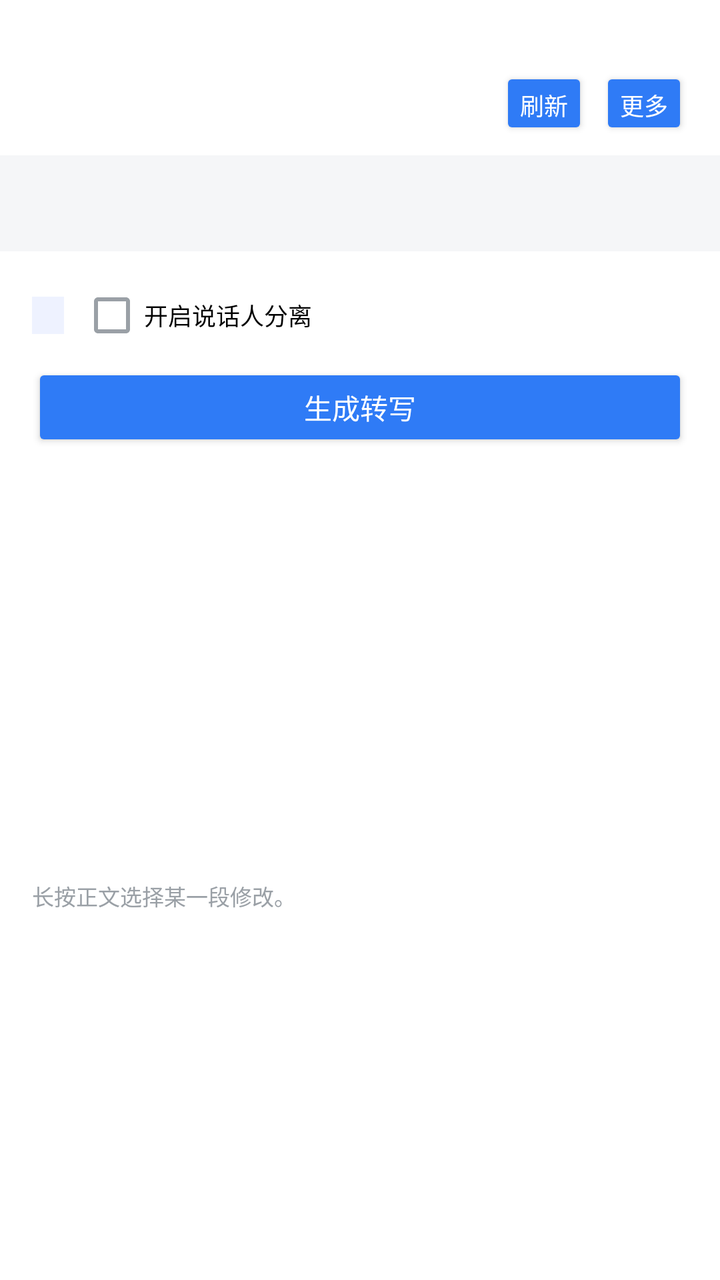
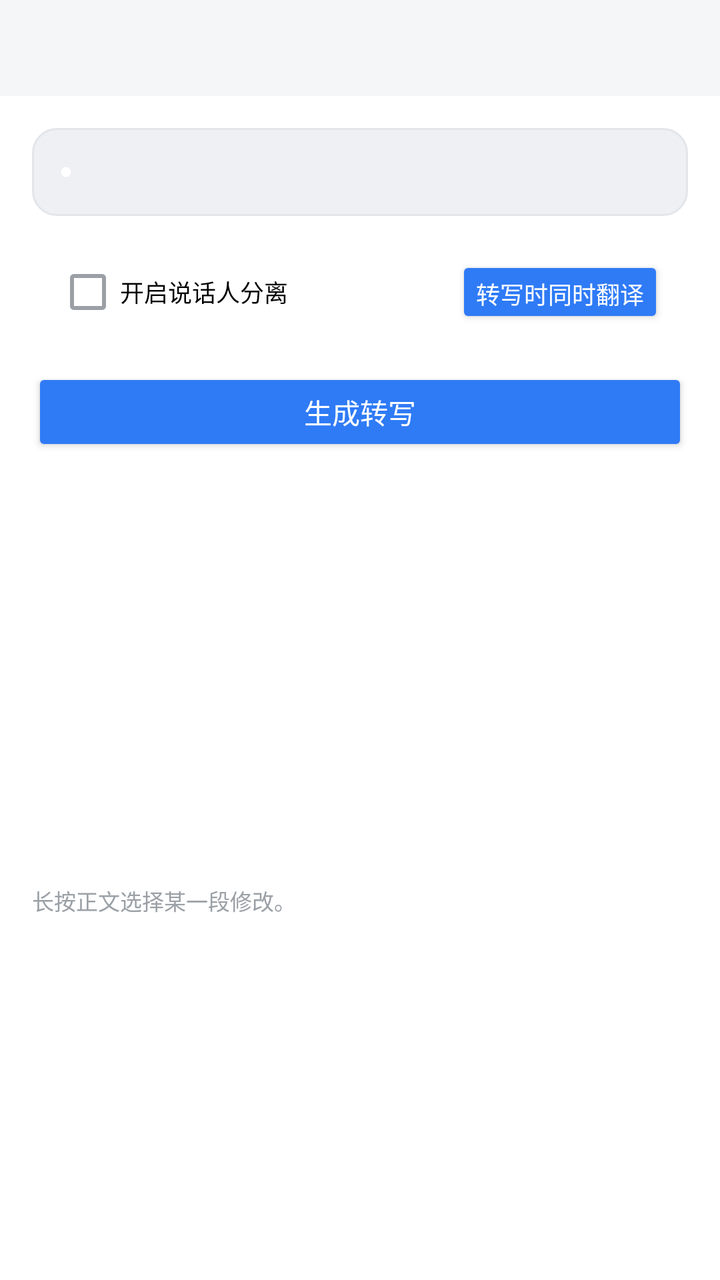

Before-and-after screenshots of an Android layout around one commit, followed by the original layout XML and the change that was made.
<!-- AndroidManifest.xml: another module's application theme Base_BizBundle_Theme -->
<!-- res/layout/activity_native_record_detail.xml -->
<?xml version="1.0" encoding="utf-8"?>
<LinearLayout xmlns:android="http://schemas.android.com/apk/res/android"
    xmlns:app="http://schemas.android.com/apk/res-auto"
    android:layout_width="match_parent"
    android:layout_height="match_parent"
    android:orientation="vertical">

    
    <LinearLayout
        android:layout_width="match_parent"
        android:layout_height="wrap_content"
        android:orientation="vertical"
        android:paddingStart="16dp"
        android:paddingTop="8dp"
        android:paddingEnd="16dp"
        android:paddingBottom="8dp">

        <TextView
            android:id="@+id/native_detail_name"
            android:layout_width="match_parent"
            android:layout_height="wrap_content"
            android:ellipsize="end"
            android:maxLines="1"
            android:textColor="@color/ai_voice_text_primary"
            android:textSize="16sp"
            android:textStyle="bold" />

        <LinearLayout
            android:layout_width="match_parent"
            android:layout_height="wrap_content"
            android:layout_marginTop="4dp"
            android:gravity="center_vertical"
            android:orientation="horizontal">

            <TextView
                android:id="@+id/native_detail_meta"
                android:layout_width="0dp"
                android:layout_height="wrap_content"
                android:layout_weight="1"
                android:textColor="@color/ai_voice_text_secondary"
                android:textSize="12sp" />

            <Button
                android:id="@+id/native_detail_btn_refresh"
                style="@style/NativeInlineButton"
                android:layout_width="wrap_content"
                android:text="@string/native_detail_refresh" />

            <Button
                android:id="@+id/native_detail_btn_more"
                style="@style/NativeInlineButton"
                android:layout_width="wrap_content"
                android:layout_marginStart="6dp"
                android:text="@string/native_detail_more" />
        </LinearLayout>

        
        <TextView
            android:id="@+id/native_detail_upload"
            style="@style/NativeInfoBlock"
            android:text="@string/native_detail_upload_idle"
            android:visibility="gone" />
    </LinearLayout>

    
    <com.google.android.material.tabs.TabLayout
        android:id="@+id/native_detail_tabs"
        android:layout_width="match_parent"
        android:layout_height="wrap_content"
        android:background="@color/ai_voice_background"
        app:tabGravity="fill"
        app:tabIndicatorColor="@color/ai_voice_tab_selected"
        app:tabMode="fixed"
        app:tabSelectedTextColor="@color/ai_voice_tab_selected"
        app:tabTextColor="@color/ai_voice_text_secondary" />

    
    <FrameLayout
        android:layout_width="match_parent"
        android:layout_height="0dp"
        android:layout_weight="1">

        
        <ScrollView
            android:id="@+id/native_detail_tab_transfer"
            android:layout_width="match_parent"
            android:layout_height="match_parent"
            android:padding="16dp">

            <LinearLayout
                android:layout_width="match_parent"
                android:layout_height="wrap_content"
                android:orientation="vertical">

                
                <LinearLayout
                    android:layout_width="match_parent"
                    android:layout_height="wrap_content"
                    android:gravity="center_vertical"
                    android:orientation="horizontal">

                    <TextView
                        android:id="@+id/native_detail_transfer_badge"
                        android:layout_width="wrap_content"
                        android:layout_height="wrap_content"
                        android:background="@color/ai_voice_tag_bg"
                        android:paddingStart="8dp"
                        android:paddingTop="2dp"
                        android:paddingEnd="8dp"
                        android:paddingBottom="2dp"
                        android:textColor="@color/ai_voice_tab_selected"
                        android:textSize="11sp" />

                    
                    <CheckBox
                        android:id="@+id/native_detail_enable_speaker"
                        android:layout_width="0dp"
                        android:layout_height="wrap_content"
                        android:layout_marginStart="8dp"
                        android:layout_weight="1"
                        android:text="@string/native_detail_enable_speaker"
                        android:textSize="12sp" />
                </LinearLayout>

                
                <com.google.android.material.chip.ChipGroup
                    android:id="@+id/native_detail_tags"
                    android:layout_width="match_parent"
                    android:layout_height="wrap_content"
                    android:layout_marginTop="8dp"
                    android:visibility="gone"
                    app:chipSpacingHorizontal="6dp"
                    app:chipSpacingVertical="4dp" />

                <LinearLayout
                    android:layout_width="match_parent"
                    android:layout_height="wrap_content"
                    android:layout_marginTop="8dp"
                    android:orientation="horizontal">

                    <Button
                        android:id="@+id/native_detail_btn_transfer"
                        style="@style/NativeActionButton"
                        android:layout_width="0dp"
                        android:layout_marginTop="0dp"
                        android:layout_weight="1"
                        android:text="@string/native_detail_gen_transfer" />
                </LinearLayout>

                
                <TextView
                    android:id="@+id/native_detail_transfer_text"
                    style="@style/NativeInfoBlock"
                    android:gravity="top"
                    android:minHeight="200dp"
                    android:textIsSelectable="true" />

                <TextView
                    android:layout_width="match_parent"
                    android:layout_height="wrap_content"
                    android:layout_marginTop="6dp"
                    android:text="@string/native_detail_transfer_edit_hint"
                    android:textColor="@color/ai_voice_text_secondary"
                    android:textSize="11sp" />
            </LinearLayout>
        </ScrollView>

        
        <ScrollView
            android:id="@+id/native_detail_tab_summary"
            android:layout_width="match_parent"
            android:layout_height="match_parent"
            android:padding="16dp"
            android:visibility="gone">

            <LinearLayout
                android:layout_width="match_parent"
                android:layout_height="wrap_content"
                android:orientation="vertical">

                <TextView
                    android:id="@+id/native_detail_summary_badge"
                    android:layout_width="wrap_content"
                    android:layout_height="wrap_content"
                    android:background="@color/ai_voice_tag_bg"
                    android:paddingStart="8dp"
                    android:paddingTop="2dp"
                    android:paddingEnd="8dp"
                    android:paddingBottom="2dp"
                    android:textColor="@color/ai_voice_tab_selected"
                    android:textSize="11sp" />

                
                <LinearLayout
                    android:layout_width="match_parent"
                    android:layout_height="wrap_content"
                    android:layout_marginTop="8dp"
                    android:orientation="horizontal">

                    <EditText
                        android:id="@+id/native_detail_template"
                        android:layout_width="0dp"
                        android:layout_height="wrap_content"
                        android:layout_weight="1"
                        android:background="@color/ai_voice_action_bg"
                        android:hint="@string/native_detail_hint_template"
                        android:importantForAutofill="no"
                        android:inputType="text"
                        android:padding="10dp"
                        android:textSize="12sp" />

                    <EditText
                        android:id="@+id/native_detail_summary_lang"
                        android:layout_width="0dp"
                        android:layout_height="wrap_content"
                        android:layout_marginStart="8dp"
                        android:layout_weight="1"
                        android:background="@color/ai_voice_action_bg"
                        android:hint="@string/native_detail_hint_summary_lang"
                        android:importantForAutofill="no"
                        android:inputType="text"
                        android:padding="10dp"
                        android:textSize="12sp" />
                </LinearLayout>

                <LinearLayout
                    android:layout_width="match_parent"
                    android:layout_height="wrap_content"
                    android:layout_marginTop="8dp"
                    android:orientation="horizontal">

                    <Button
                        android:id="@+id/native_detail_btn_summary"
                        style="@style/NativeActionButton"
                        android:layout_width="0dp"
                        android:layout_marginTop="0dp"
                        android:layout_weight="1"
                        android:text="@string/native_detail_gen_summary" />

                    <Button
                        android:id="@+id/native_detail_btn_save_summary"
                        style="@style/NativeActionButton"
                        android:layout_width="0dp"
                        android:layout_marginStart="8dp"
                        android:layout_marginTop="0dp"
                        android:layout_weight="1"
                        android:text="@string/native_detail_save" />
                </LinearLayout>

                
                <EditText
                    android:id="@+id/native_detail_summary_text"
                    style="@style/NativeInfoBlock"
                    android:gravity="top"
                    android:importantForAutofill="no"
                    android:inputType="textMultiLine"
                    android:minHeight="200dp" />
            </LinearLayout>
        </ScrollView>

        
        <ScrollView
            android:id="@+id/native_detail_tab_mindmap"
            android:layout_width="match_parent"
            android:layout_height="match_parent"
            android:padding="16dp"
            android:visibility="gone">

            <LinearLayout
                android:layout_width="match_parent"
                android:layout_height="wrap_content"
                android:orientation="vertical">

                <TextView
                    android:layout_width="match_parent"
                    android:layout_height="wrap_content"
                    android:background="@color/ai_voice_tag_bg"
                    android:padding="12dp"
                    android:text="@string/native_detail_mindmap_hint"
                    android:textColor="@color/ai_voice_text_secondary"
                    android:textSize="12sp" />

                <TextView
                    android:id="@+id/native_detail_mindmap_json"
                    style="@style/NativeInfoBlock"
                    android:textIsSelectable="true" />
            </LinearLayout>
        </ScrollView>
    </FrameLayout>
</LinearLayout>
<!-- resources referenced by this layout -->
<resources>
  <color name="ai_voice_action_bg">#FFFFFF</color>
  <color name="ai_voice_background">#F5F6F8</color>
  <color name="ai_voice_tab_selected">#2F7BF6</color>
  <color name="ai_voice_tag_bg">#EEF2FF</color>
  <color name="ai_voice_text_primary">#1E1E1E</color>
  <color name="ai_voice_text_secondary">#9AA0A6</color>
  <string name="native_detail_enable_speaker">开启说话人分离</string>
  <string name="native_detail_gen_summary">生成总结</string>
  <string name="native_detail_gen_transfer">生成转写</string>
  <string name="native_detail_hint_summary_lang">总结语言</string>
  <string name="native_detail_hint_template">总结模板</string>
  <string name="native_detail_mindmap_hint">展示总结 JSON 中的结构化数据，Demo 不渲染图形。</string>
  <string name="native_detail_more">更多</string>
  <string name="native_detail_refresh">刷新</string>
  <string name="native_detail_save">保存</string>
  <string name="native_detail_transfer_edit_hint">长按正文选择某一段修改。</string>
  <string name="native_detail_upload_idle">音频上传：未开始</string>
  <style name="NativeActionButton">
          <item name="android:layout_width">match_parent</item>
          <item name="android:layout_height">wrap_content</item>
          <item name="android:layout_marginTop">8dp</item>
          <item name="android:minHeight">44dp</item>
          <item name="android:textAllCaps">false</item>
          <item name="android:textSize">14sp</item>
          <item name="android:backgroundTint">@color/native_button_bg</item>
          <item name="android:textColor">@color/native_button_text</item>
      </style>
  <color name="status_font_color">@color/thing_theme_color_b2_n5</color>
  <color name="status_bg_color">@color/thing_theme_color_b2</color>
  <color name="navbar_font_color">@color/thing_theme_color_b2_n5</color>
  <color name="navbar_bg_color">#303030</color>
  <color name="app_bg_color">@color/thing_theme_color_b1</color>
  <color name="list_primary_color">@color/thing_theme_color_b6_n1</color>
  <color name="list_sub_color">@color/thing_theme_color_b6_n2</color>
  <color name="list_secondary_color">@color/thing_theme_color_b6_2_n1</color>
  <color name="list_line_color">@color/thing_theme_color_b6_n7</color>
  <color name="list_bg_color">@color/thing_theme_color_b6</color>
  <color name="primary_button_font_color">@color/thing_theme_color_m1_n1</color>
  <color name="primary_button_bg_color">@color/thing_theme_color_m1</color>
  <color name="secondary_button_font_color">@color/thing_theme_color_m1</color>
  <color name="secondary_button_bg_color">#FFFFFF</color>
  <color name="notice_font_color">#FF5A28</color>
  <color name="notice_bg_color">#FFF8D8</color>
  <string name="app_name">share</string>
  <color name="colorPrimary">#6200EE</color>
  <color name="colorPrimaryDark">#3700B3</color>
  <color name="colorAccent">#03DAC5</color>
  <color name="white">#FFFFFFFF</color>
  <color name="primary_button_select_color">@color/thing_theme_color_m1_2</color>
  <!-- unchanged entries left out for length: 5 -->
</resources>

<!-- the commit's change to res/layout/activity_native_record_detail.xml (unified diff, before → after) -->
@@ -5,62 +5,28 @@
     android:layout_height="match_parent"
     android:orientation="vertical">
 
-    
-    <LinearLayout
+
+    
+    <com.google.android.material.chip.ChipGroup
+        android:id="@+id/native_detail_tags"
         android:layout_width="match_parent"
         android:layout_height="wrap_content"
-        android:orientation="vertical"
-        android:paddingStart="16dp"
-        android:paddingTop="8dp"
-        android:paddingEnd="16dp"
-        android:paddingBottom="8dp">
-
-        <TextView
-            android:id="@+id/native_detail_name"
-            android:layout_width="match_parent"
-            android:layout_height="wrap_content"
-            android:ellipsize="end"
-            android:maxLines="1"
-            android:textColor="@color/ai_voice_text_primary"
-            android:textSize="16sp"
-            android:textStyle="bold" />
-
-        <LinearLayout
-            android:layout_width="match_parent"
-            android:layout_height="wrap_content"
-            android:layout_marginTop="4dp"
-            android:gravity="center_vertical"
-            android:orientation="horizontal">
-
-            <TextView
-                android:id="@+id/native_detail_meta"
-                android:layout_width="0dp"
-                android:layout_height="wrap_content"
-                android:layout_weight="1"
-                android:textColor="@color/ai_voice_text_secondary"
-                android:textSize="12sp" />
-
-            <Button
-                android:id="@+id/native_detail_btn_refresh"
-                style="@style/NativeInlineButton"
-                android:layout_width="wrap_content"
-                android:text="@string/native_detail_refresh" />
-
-            <Button
-                android:id="@+id/native_detail_btn_more"
-                style="@style/NativeInlineButton"
-                android:layout_width="wrap_content"
-                android:layout_marginStart="6dp"
-                android:text="@string/native_detail_more" />
-        </LinearLayout>
-
-        
-        <TextView
-            android:id="@+id/native_detail_upload"
-            style="@style/NativeInfoBlock"
-            android:text="@string/native_detail_upload_idle"
-            android:visibility="gone" />
-    </LinearLayout>
+        android:layout_marginTop="8dp"
+        android:layout_marginHorizontal="12dp"
+        android:visibility="gone"
+        app:chipSpacingHorizontal="6dp"
+        app:chipSpacingVertical="4dp" />
+
+    
+    <TextView
+        android:id="@+id/native_detail_upload"
+        android:layout_width="match_parent"
+        android:layout_height="wrap_content"
+        android:layout_marginTop="8dp"
+        android:layout_marginHorizontal="12dp"
+        android:textColor="@color/ai_voice_tab_selected"
+        android:textSize="12sp"
+        android:visibility="gone" />
 
     
     <com.google.android.material.tabs.TabLayout
@@ -94,43 +60,67 @@
 
                 
                 <LinearLayout
-                    android:layout_width="match_parent"
-                    android:layout_height="wrap_content"
-                    android:gravity="center_vertical"
-                    android:orientation="horizontal">
+                    android:id="@+id/native_detail_transfer_badge"
+                    android:layout_width="match_parent"
+                    android:layout_height="wrap_content"
+                    android:background="@drawable/bg_native_status_gray"
+                    android:gravity="center_vertical"
+                    android:minHeight="44dp"
+                    android:paddingStart="12dp"
+                    android:paddingEnd="12dp"
+                    android:orientation="horizontal">
+
+                    <ImageView
+                        android:id="@+id/native_detail_transfer_dot"
+                        android:layout_width="wrap_content"
+                        android:layout_height="wrap_content"
+                        android:background="@drawable/ic_native_status_dot"
+                        android:importantForAccessibility="no" />
 
                     <TextView
-                        android:id="@+id/native_detail_transfer_badge"
-                        android:layout_width="wrap_content"
-                        android:layout_height="wrap_content"
-                        android:background="@color/ai_voice_tag_bg"
-                        android:paddingStart="8dp"
-                        android:paddingTop="2dp"
-                        android:paddingEnd="8dp"
-                        android:paddingBottom="2dp"
-                        android:textColor="@color/ai_voice_tab_selected"
-                        android:textSize="11sp" />
-
-                    
+                        android:id="@+id/native_detail_transfer_status"
+                        android:layout_width="0dp"
+                        android:layout_height="wrap_content"
+                        android:layout_marginStart="8dp"
+                        android:layout_weight="1"
+                        android:textColor="@color/ai_voice_text_secondary"
+                        android:textSize="14sp"
+                        android:textStyle="bold" />
+
+                    <ImageView
+                        android:id="@+id/native_detail_transfer_icon"
+                        android:layout_width="18dp"
+                        android:layout_height="18dp"
+                        android:importantForAccessibility="no"
+                        android:visibility="gone" />
+
+                </LinearLayout>
+
+                <LinearLayout
+                    android:layout_width="match_parent"
+                    android:layout_height="wrap_content"
+                    android:layout_marginTop="8dp"
+                    android:background="@drawable/bg_native_detail_card"
+                    android:gravity="center_vertical"
+                    android:orientation="horizontal"
+                    android:padding="12dp">
+
                     <CheckBox
                         android:id="@+id/native_detail_enable_speaker"
                         android:layout_width="0dp"
                         android:layout_height="wrap_content"
-                        android:layout_marginStart="8dp"
                         android:layout_weight="1"
                         android:text="@string/native_detail_enable_speaker"
                         android:textSize="12sp" />
-                </LinearLayout>
-
-                
-                <com.google.android.material.chip.ChipGroup
-                    android:id="@+id/native_detail_tags"
-                    android:layout_width="match_parent"
-                    android:layout_height="wrap_content"
-                    android:layout_marginTop="8dp"
-                    android:visibility="gone"
-                    app:chipSpacingHorizontal="6dp"
-                    app:chipSpacingVertical="4dp" />
+
+                    <Button
+                        android:id="@+id/native_detail_translate_lang"
+                        style="@style/NativeInlineButton"
+                        android:layout_width="wrap_content"
+                        android:layout_height="36dp"
+                        android:layout_marginStart="6dp"
+                        android:text="@string/native_detail_translate_lang_empty" />
+                </LinearLayout>
 
                 <LinearLayout
                     android:layout_width="match_parent"
@@ -178,49 +168,68 @@
                 android:layout_height="wrap_content"
                 android:orientation="vertical">
 
-                <TextView
+                <LinearLayout
                     android:id="@+id/native_detail_summary_badge"
-                    android:layout_width="wrap_content"
-                    android:layout_height="wrap_content"
-                    android:background="@color/ai_voice_tag_bg"
-                    android:paddingStart="8dp"
-                    android:paddingTop="2dp"
-                    android:paddingEnd="8dp"
-                    android:paddingBottom="2dp"
-                    android:textColor="@color/ai_voice_tab_selected"
-                    android:textSize="11sp" />
-
-                
-                <LinearLayout
-                    android:layout_width="match_parent"
-                    android:layout_height="wrap_content"
-                    android:layout_marginTop="8dp"
-                    android:orientation="horizontal">
-
-                    <EditText
+                    android:layout_width="match_parent"
+                    android:layout_height="wrap_content"
+                    android:background="@drawable/bg_native_status_gray"
+                    android:gravity="center_vertical"
+                    android:minHeight="44dp"
+                    android:paddingStart="12dp"
+                    android:paddingEnd="12dp"
+                    android:orientation="horizontal">
+
+                    <ImageView
+                        android:id="@+id/native_detail_summary_dot"
+                        android:layout_width="wrap_content"
+                        android:layout_height="wrap_content"
+                        android:background="@drawable/ic_native_status_dot"
+                        android:importantForAccessibility="no" />
+
+                    <TextView
+                        android:id="@+id/native_detail_summary_status"
+                        android:layout_width="0dp"
+                        android:layout_height="wrap_content"
+                        android:layout_marginStart="8dp"
+                        android:layout_weight="1"
+                        android:textColor="@color/ai_voice_text_secondary"
+                        android:textSize="14sp"
+                        android:textStyle="bold" />
+
+                    <ImageView
+                        android:id="@+id/native_detail_summary_icon"
+                        android:layout_width="18dp"
+                        android:layout_height="18dp"
+                        android:importantForAccessibility="no"
+                        android:visibility="gone" />
+
+                </LinearLayout>
+
+                <LinearLayout
+                    android:layout_width="match_parent"
+                    android:layout_height="wrap_content"
+                    android:layout_marginTop="8dp"
+                    android:background="@drawable/bg_native_detail_card"
+                    android:gravity="center_vertical"
+                    android:orientation="horizontal"
+                    android:padding="12dp">
+
+                    <Button
                         android:id="@+id/native_detail_template"
-                        android:layout_width="0dp"
-                        android:layout_height="wrap_content"
-                        android:layout_weight="1"
-                        android:background="@color/ai_voice_action_bg"
-                        android:hint="@string/native_detail_hint_template"
-                        android:importantForAutofill="no"
-                        android:inputType="text"
-                        android:padding="10dp"
-                        android:textSize="12sp" />
-
-                    <EditText
+                        style="@style/NativeInlineButton"
+                        android:layout_width="0dp"
+                        android:layout_height="40dp"
+                        android:layout_weight="1"
+                        android:text="@string/native_detail_template_empty" />
+
+                    <Button
                         android:id="@+id/native_detail_summary_lang"
-                        android:layout_width="0dp"
-                        android:layout_height="wrap_content"
-                        android:layout_marginStart="8dp"
-                        android:layout_weight="1"
-                        android:background="@color/ai_voice_action_bg"
-                        android:hint="@string/native_detail_hint_summary_lang"
-                        android:importantForAutofill="no"
-                        android:inputType="text"
-                        android:padding="10dp"
-                        android:textSize="12sp" />
+                        style="@style/NativeInlineButton"
+                        android:layout_width="0dp"
+                        android:layout_height="40dp"
+                        android:layout_marginStart="8dp"
+                        android:layout_weight="1"
+                        android:text="@string/native_detail_summary_lang_empty" />
                 </LinearLayout>
 
                 <LinearLayout
<!-- resource entries referenced after the edit -->
@@ -6,17 +6,37 @@
   <color name="ai_voice_tag_bg">#EEF2FF</color>
   <color name="ai_voice_text_primary">#1E1E1E</color>
   <color name="ai_voice_text_secondary">#9AA0A6</color>
+  <!-- drawable bg_native_detail_card (drawable) -->
+  <shape xmlns:android="http://schemas.android.com/apk/res/android">
+      <corners android:radius="14dp" />
+      <solid android:color="@color/ai_voice_action_bg" />
+  </shape>
+  <!-- drawable bg_native_status_gray (drawable) -->
+  <shape xmlns:android="http://schemas.android.com/apk/res/android">
+      <corners android:radius="12dp" />
+      <solid android:color="#EEF0F3" />
+      <stroke android:width="1dp" android:color="#E2E5EA" />
+  </shape>
+  <!-- drawable ic_native_status_dot (drawable) -->
+  <?xml version="1.0" encoding="utf-8"?>
+  <vector xmlns:android="http://schemas.android.com/apk/res/android"
+      android:width="10dp"
+      android:height="10dp"
+      android:viewportWidth="24"
+      android:viewportHeight="24">
+      <path
+          android:fillColor="#FFFFFF"
+          android:pathData="M12,12m-6,0a6,6 0,1 1,12 0a6,6 0,1 1,-12 0" />
+  </vector>
   <string name="native_detail_enable_speaker">开启说话人分离</string>
   <string name="native_detail_gen_summary">生成总结</string>
   <string name="native_detail_gen_transfer">生成转写</string>
-  <string name="native_detail_hint_summary_lang">总结语言</string>
-  <string name="native_detail_hint_template">总结模板</string>
   <string name="native_detail_mindmap_hint">展示总结 JSON 中的结构化数据，Demo 不渲染图形。</string>
-  <string name="native_detail_more">更多</string>
-  <string name="native_detail_refresh">刷新</string>
   <string name="native_detail_save">保存</string>
+  <string name="native_detail_summary_lang_empty">总结语言</string>
+  <string name="native_detail_template_empty">总结模版</string>
   <string name="native_detail_transfer_edit_hint">长按正文选择某一段修改。</string>
-  <string name="native_detail_upload_idle">音频上传：未开始</string>
+  <string name="native_detail_translate_lang_empty">转写时同时翻译</string>
   <style name="NativeActionButton">
           <item name="android:layout_width">match_parent</item>
           <item name="android:layout_height">wrap_content</item>
